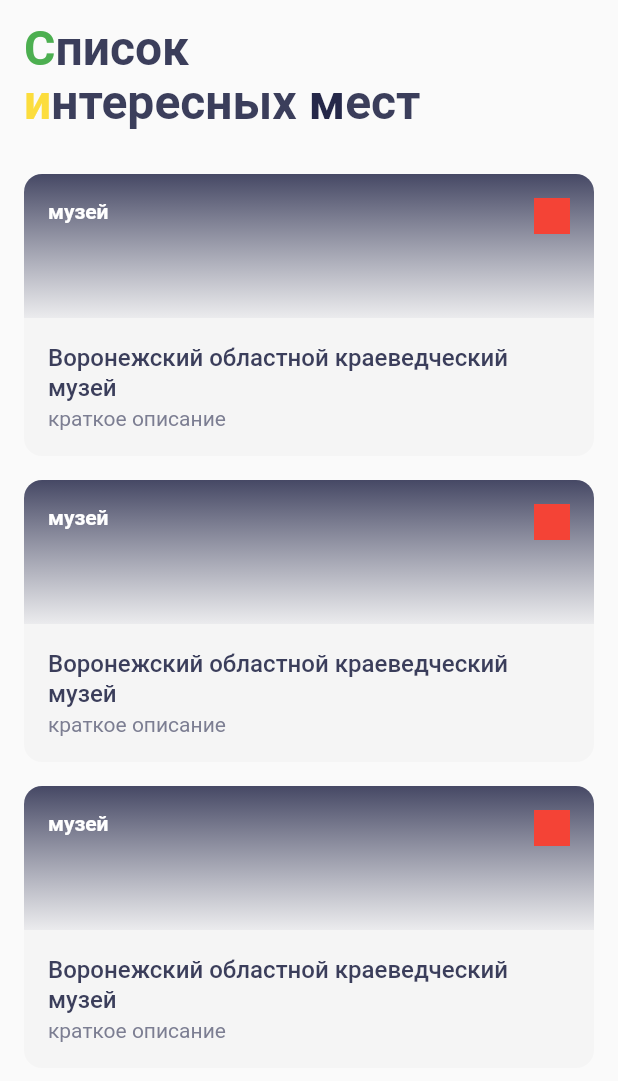
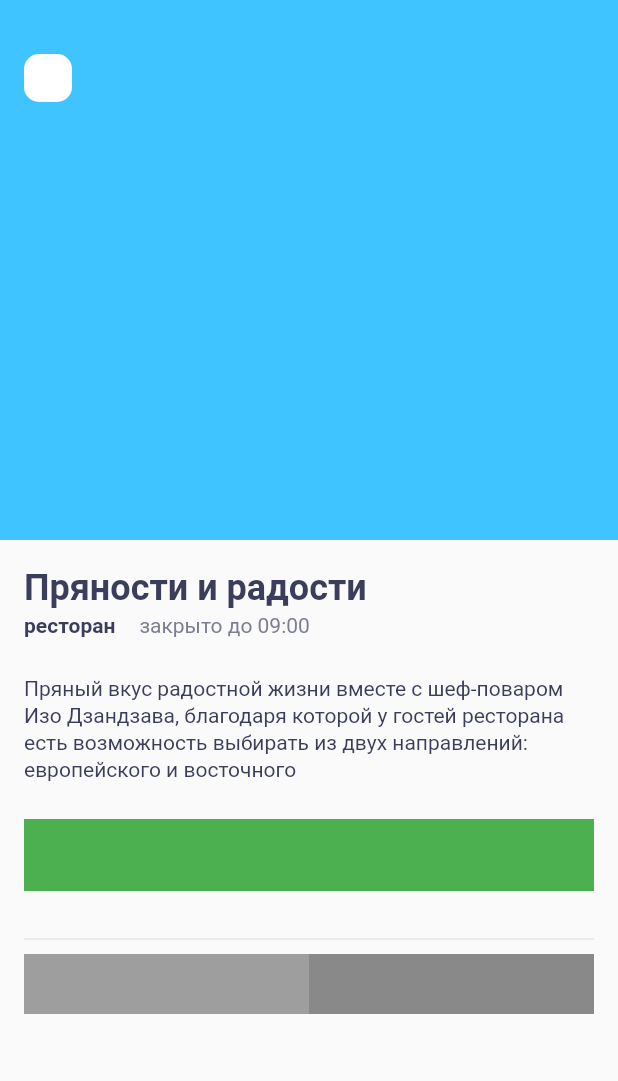
Before and after one commit to PabloNAX/surf-flutter-places, a Flutter app: the screen it shows after launch, on a phone screen of 412 x 824 dp. Shown: the top 1081 px of the screen. Run offline on Flutter 3.47's test engine with Material 2 defaults, Android fonts, the phone set to English and light mode, and no system bars.

Commit message:
4.6.3 -  sight detailes

```diff
--- a/lib/main.dart
+++ b/lib/main.dart
@@ -1,5 +1,5 @@
 import 'package:flutter/material.dart';
-import 'package:places/ui/screen/sight_list_screen.dart';
+import 'package:places/ui/screen/sight_detailes.dart';
 
 void main() {
   runApp(App());
@@ -11,7 +11,7 @@ class App extends StatelessWidget {
   Widget build(BuildContext context) {
     return MaterialApp(
       title: 'my title',
-      home: SightListScreen(),
+      home: SightDetails(),
     );
   }
 }
--- /dev/null
+++ b/lib/ui/screen/sight_detailes.dart
@@ -0,0 +1,125 @@
+import 'package:flutter/material.dart';
+
+class SightDetails extends StatelessWidget {
+  @override
+  Widget build(BuildContext context) {
+    return Scaffold(
+      body: Column(
+        crossAxisAlignment: CrossAxisAlignment.start,
+        children: [
+          Stack(
+            children: [
+              Container(
+                color: Colors.lightBlueAccent,
+                height: 360,
+              ),
+              Positioned(
+                top: 36,
+                left: 16,
+                child: Container(
+                  width: 32,
+                  height: 32,
+                  decoration: BoxDecoration(
+                    borderRadius: BorderRadius.circular(10),
+                    color: Colors.white,
+                  ),
+                ),
+              )
+            ],
+          ),
+          Padding(
+            padding: const EdgeInsets.all(16.0),
+            child: Column(
+              crossAxisAlignment: CrossAxisAlignment.start,
+              children: [
+                Text(
+                  'Пряности и радости',
+                  style: TextStyle(
+                    color: Color(0xFF3B3E5B),
+                    fontSize: 24,
+                    height: 1.25,
+                    fontWeight: FontWeight.w700,
+                  ),
+                ),
+                SizedBox(
+                  height: 2,
+                ),
+                Row(
+                  children: [
+                    Text(
+                      'ресторан',
+                      style: TextStyle(
+                        color: Color(0xFF3B3E5B),
+                        fontSize: 14,
+                        height: 1.25,
+                        fontWeight: FontWeight.w700,
+                      ),
+                    ),
+                    SizedBox(
+                      width: 16,
+                    ),
+                    Text(
+                      'закрыто до 09:00',
+                      style: TextStyle(
+                        color: Color(0xFF7C7E92),
+                        fontSize: 14,
+                        height: 1.25,
+                        fontWeight: FontWeight.w400,
+                      ),
+                    ),
+                  ],
+                ),
+                SizedBox(
+                  height: 24,
+                ),
+                Text(
+                  'Пряный вкус радостной жизни вместе с шеф-поваром Изо Дзандзава, благодаря которой у гостей ресторана есть возможность выбирать из двух направлений: европейского и восточного',
+                  style: TextStyle(
+                    color: Color(0xFF3B3E5B),
+                    fontSize: 14,
+                    height: 1.25,
+                    fontWeight: FontWeight.w400,
+                  ),
+                ),
+                SizedBox(
+                  height: 24,
+                ),
+                Container(
+                  color: Colors.green,
+                  height: 48,
+                  width: double.infinity,
+                ),
+                SizedBox(
+                  height: 24,
+                ),
+                Divider(),
+                SizedBox(
+                  height: 2,
+                ),
+                Row(
+                  mainAxisAlignment: MainAxisAlignment.spaceBetween,
+                  children: [
+                    Flexible(
+                      child: Container(
+                        // width: 300,
+                        color: Colors.grey,
+                        height: 40,
+                      ),
+                    ),
+                    Flexible(
+                      child: Container(
+                        color: Colors.black45,
+                        height: 40,
+                        // width: double.infinity,
+                      ),
+                    )
+                  ],
+                )
+              ],
+            ),
+          ),
+        ],
+      ),
+    );
+  }
+}
```
